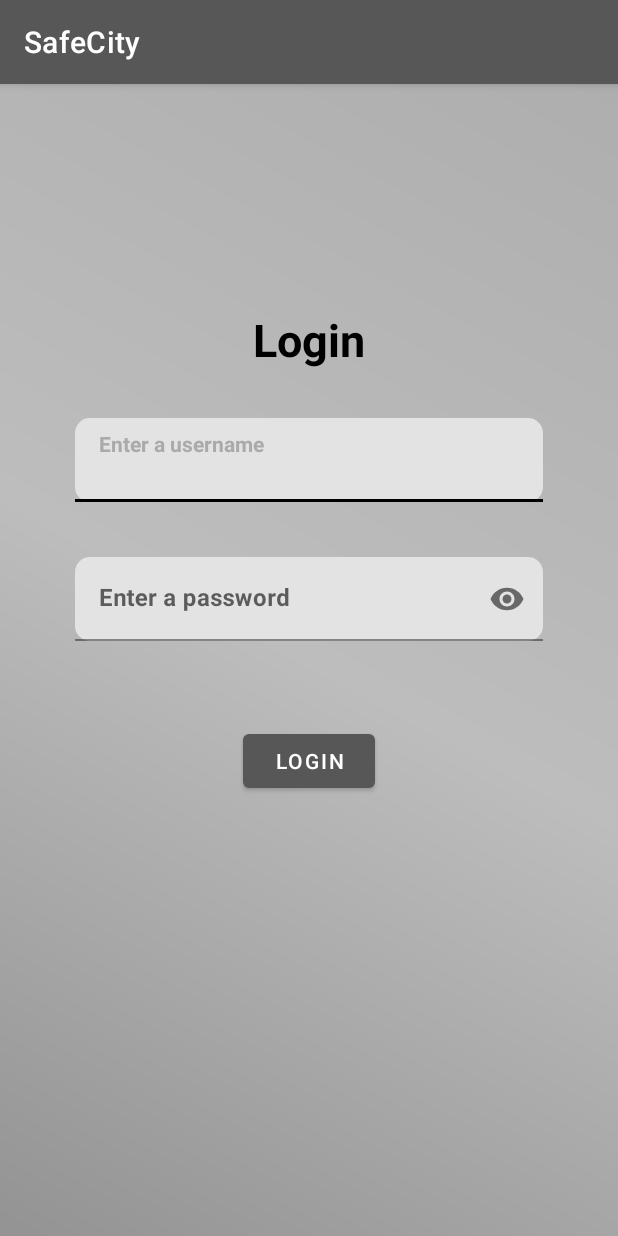
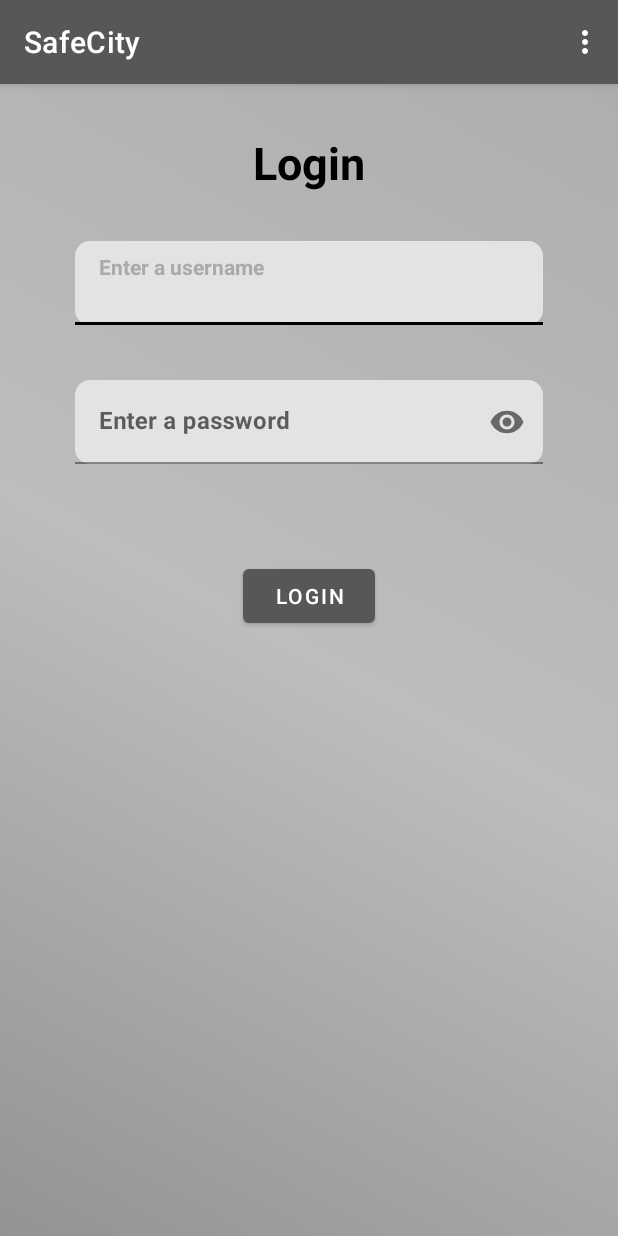
Before and after one commit to josemachado2000/SafeCity, an Android app: the screen it shows after launch (Login), on a phone screen of 412 x 824 dp. Run offline under Robolectric (Android 15) with nearby library versions, the phone set to English and light mode, and no system bars; libraries missing offline, so code that uses them is left out: com.github.razir.progressbutton, com.wajahatkarim3.easyvalidation.

Commit message:
Updated login layout

```diff
--- a/app/src/main/res/layout/insert_note.xml
+++ b/app/src/main/res/layout/insert_note.xml
@@ -2,7 +2,6 @@
 <androidx.constraintlayout.widget.ConstraintLayout
     xmlns:android="http://schemas.android.com/apk/res/android"
     xmlns:app="http://schemas.android.com/apk/res-auto"
-    xmlns:tools="http://schemas.android.com/tools"
     android:layout_width="match_parent"
     android:layout_height="match_parent"
     android:background="@drawable/app_background">
--- a/app/src/main/res/layout/login.xml
+++ b/app/src/main/res/layout/login.xml
@@ -11,7 +11,7 @@
         android:id="@+id/login_loginTitle"
         android:layout_width="wrap_content"
         android:layout_height="wrap_content"
-        android:layout_marginTop="150dp"
+        android:layout_marginTop="32dp"
         android:text="@string/login_loginTitle"
         android:textColor="@color/black"
         android:textSize="30sp"
@@ -20,38 +20,22 @@
         app:layout_constraintStart_toStartOf="parent"
         app:layout_constraintTop_toTopOf="parent" />
 
-    <com.google.android.material.textfield.TextInputLayout
-        android:id="@+id/login_username_TextInputLayout"
+    <ScrollView
+        android:id="@+id/login_ScrollView"
         android:layout_width="match_parent"
-        android:layout_height="wrap_content"
-        android:layout_marginStart="50dp"
-        android:layout_marginLeft="50dp"
-        android:layout_marginTop="32dp"
-        android:layout_marginEnd="50dp"
-        android:layout_marginRight="50dp"
-        android:hint="@string/login_username_hint"
-        app:endIconMode="clear_text"
-        app:boxBackgroundColor="@color/light_gray"
-        app:boxCornerRadiusBottomEnd="10dp"
-        app:boxCornerRadiusBottomStart="10dp"
-        app:boxCornerRadiusTopEnd="10dp"
-        app:boxCornerRadiusTopStart="10dp"
-        app:boxStrokeColor="@color/black"
-        app:errorEnabled="true"
-        app:hintTextAppearance="@style/TextAppearance.AppCompat.Body2"
-        app:hintTextColor="@android:color/darker_gray"
+        android:layout_height="0dp"
+        android:orientation="vertical"
+        android:scrollbarSize="0dp"
+        android:scrollbars="none"
+        app:layout_constraintBottom_toBottomOf="parent"
         app:layout_constraintEnd_toEndOf="parent"
+        app:layout_constraintHorizontal_bias="0.0"
         app:layout_constraintStart_toStartOf="parent"
         app:layout_constraintTop_toBottomOf="@+id/login_loginTitle">
 
-        <com.google.android.material.textfield.TextInputEditText
+        <androidx.constraintlayout.widget.ConstraintLayout
             android:layout_width="match_parent"
-            android:layout_height="wrap_content"
-            android:inputType="text"
-            android:textColor="#000000"
-            android:textColorHint="@color/black"
-            android:textStyle="bold" />
-    </com.google.android.material.textfield.TextInputLayout>
+            android:layout_height="wrap_content">
 
             <com.google.android.material.textfield.TextInputLayout
                 android:id="@+id/login_password_TextInputLayout"
@@ -86,12 +70,46 @@
                     android:textStyle="bold" />
             </com.google.android.material.textfield.TextInputLayout>
 
+            <com.google.android.material.textfield.TextInputLayout
+                android:id="@+id/login_username_TextInputLayout"
+                android:layout_width="match_parent"
+                android:layout_height="wrap_content"
+                android:layout_marginStart="50dp"
+                android:layout_marginLeft="50dp"
+                android:layout_marginTop="32dp"
+                android:layout_marginEnd="50dp"
+                android:layout_marginRight="50dp"
+                android:hint="@string/login_username_hint"
+                app:boxBackgroundColor="@color/light_gray"
+                app:boxCornerRadiusBottomEnd="10dp"
+                app:boxCornerRadiusBottomStart="10dp"
+                app:boxCornerRadiusTopEnd="10dp"
+                app:boxCornerRadiusTopStart="10dp"
+                app:boxStrokeColor="@color/black"
+                app:endIconMode="clear_text"
+                app:errorEnabled="true"
+                app:hintTextAppearance="@style/TextAppearance.AppCompat.Body2"
+                app:hintTextColor="@android:color/darker_gray"
+                app:layout_constraintEnd_toEndOf="parent"
+                app:layout_constraintStart_toStartOf="parent"
+                app:layout_constraintTop_toTopOf="parent">
+
+                <com.google.android.material.textfield.TextInputEditText
+                    android:layout_width="match_parent"
+                    android:layout_height="wrap_content"
+                    android:inputType="text"
+                    android:textColor="#000000"
+                    android:textColorHint="@color/black"
+                    android:textStyle="bold" />
+            </com.google.android.material.textfield.TextInputLayout>
+
             <TextView
                 android:id="@+id/login_failedLoginError"
                 android:layout_width="wrap_content"
                 android:layout_height="wrap_content"
                 android:layout_marginStart="50dp"
                 android:layout_marginLeft="50dp"
+                android:layout_marginTop="8dp"
                 android:layout_marginEnd="50dp"
                 android:layout_marginRight="50dp"
                 android:text="@string/login_failedLoginError"
@@ -106,9 +124,14 @@
                 android:layout_width="wrap_content"
                 android:layout_height="wrap_content"
                 android:layout_marginTop="16dp"
+                android:layout_marginBottom="16dp"
                 android:text="@string/login_buttonLogin"
+                app:layout_constraintBottom_toBottomOf="parent"
                 app:layout_constraintEnd_toEndOf="parent"
                 app:layout_constraintStart_toStartOf="parent"
                 app:layout_constraintTop_toBottomOf="@+id/login_failedLoginError" />
 
         </androidx.constraintlayout.widget.ConstraintLayout>
+    </ScrollView>
+
+</androidx.constraintlayout.widget.ConstraintLayout>
```
Also changed, not shown: app/src/main/java/commov/safecity/Login.kt (+55 -4 lines), app/src/main/java/commov/safecity/Notes.kt (+52 -34 lines). Lines whose indentation alone changed are shown as unchanged.
